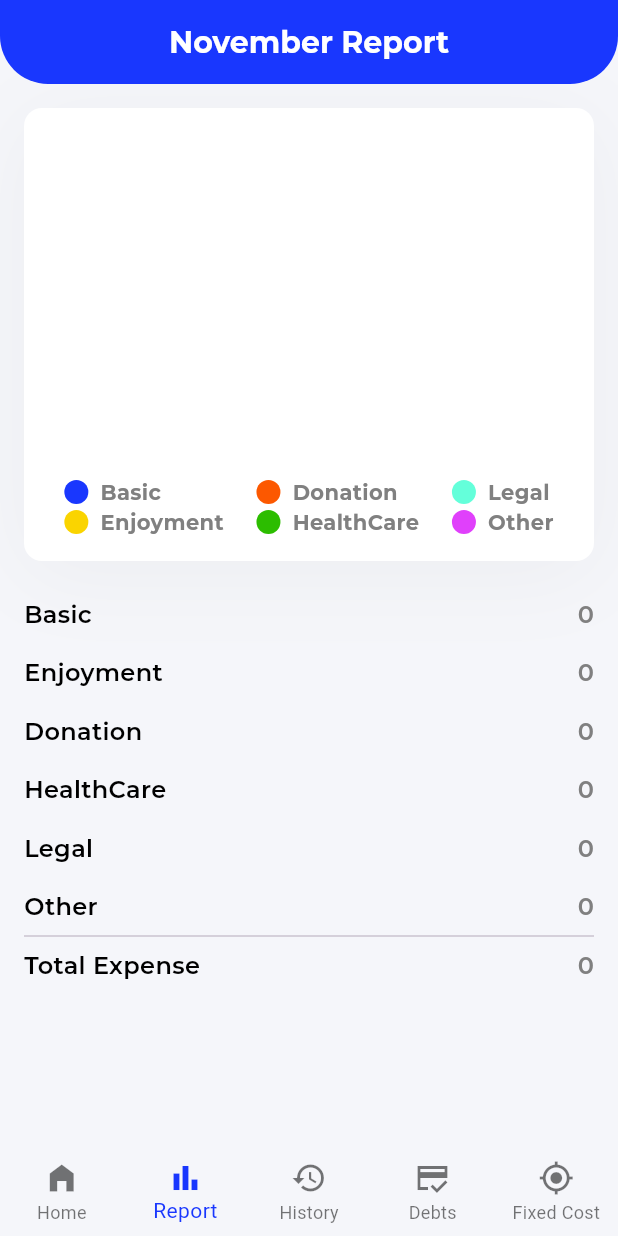
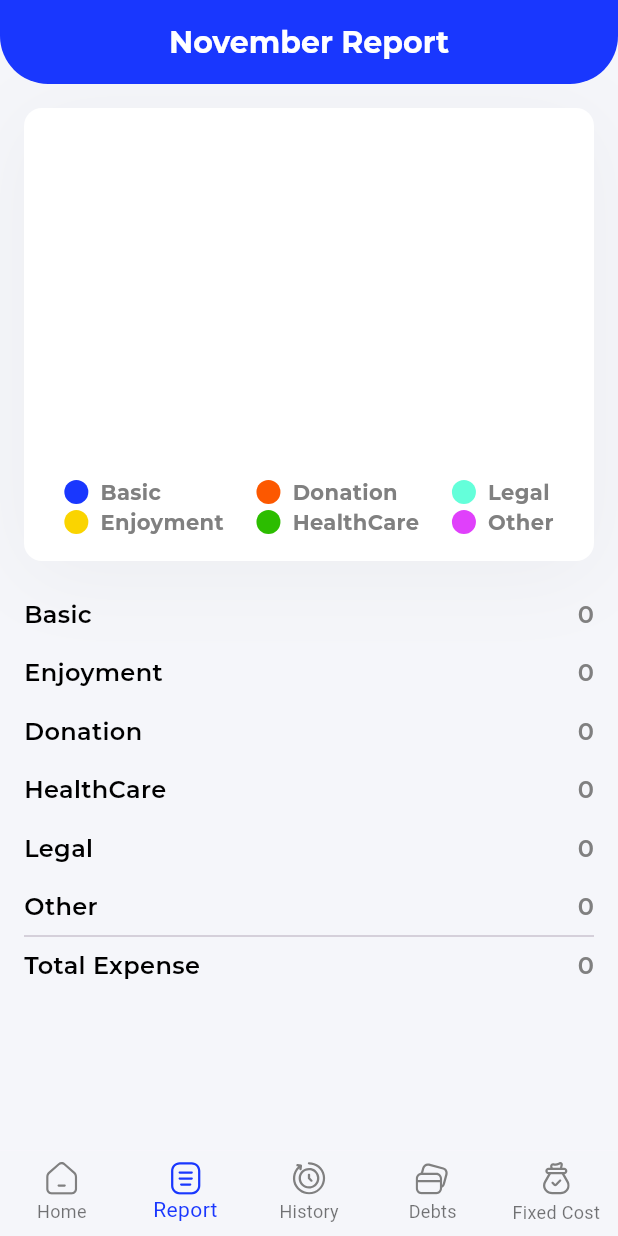
Before and after one commit to KafiulIslam/money_ger, a Flutter app: the DashboardScreen screen opened by its route, item 2 of the bottom bar chosen, on a phone screen of 412 x 824 dp. Run offline on Flutter 3.47's test engine with Material 3 defaults, Android fonts, the phone set to English and light mode, and no system bars; drawn by our look-alikes of fl_chart; our stand-ins replace appwrite, flutter_local_notifications, flutter_secure_storage, flutter_svg, go_router, google_fonts and 2 more; missing offline and left inert: currency_picker, flutter_mailer, store_redirect, workmanager; accounts and stored records are empty; network calls fail.

```diff
--- a/lib/views/dashboard/dashboard_screen.dart
+++ b/lib/views/dashboard/dashboard_screen.dart
@@ -1,4 +1,6 @@
 import 'package:flutter/material.dart';
+import 'package:flutter_svg/flutter_svg.dart';
+import 'package:money_ger/utils/assets_path.dart';
 import 'package:money_ger/views/dashboard/debitCredit/debit_credit_screen.dart';
 import 'package:money_ger/views/dashboard/fixedCost/fixed_cost_screen.dart';
 import 'package:money_ger/views/dashboard/history/history_screen.dart';
@@ -9,7 +11,7 @@ import 'home/home_screen.dart';
 
 late String userCurrency = '';
 
-Future<void> getUserCurrency () async {
+Future<void> getUserCurrency() async {
   userCurrency = await AppStorage.getCurrency() ?? '';
 }
 
@@ -48,25 +50,40 @@ class _DashboardScreenState extends State<DashboardScreen> {
     return Scaffold(
       body: _widgetOptions.elementAt(_selectedIndex),
       bottomNavigationBar: BottomNavigationBar(
-        items: const <BottomNavigationBarItem>[
+        items: <BottomNavigationBarItem>[
           BottomNavigationBarItem(
-            icon: Icon(Icons.home_filled),
+            icon: SvgPicture.asset(
+              homeIcon,
+              color: _selectedIndex == 0 ? primeColor : iconColor,
+            ),
             label: 'Home',
           ),
           BottomNavigationBarItem(
-            icon: Icon(Icons.bar_chart),
+            icon: SvgPicture.asset(
+              reportIcon,
+              color: _selectedIndex == 1 ? primeColor : iconColor,
+            ),
             label: 'Report',
           ),
           BottomNavigationBarItem(
-            icon: Icon(Icons.history),
+            icon: SvgPicture.asset(
+              historyIcon,
+              color: _selectedIndex == 2 ? primeColor : iconColor,
+            ),
             label: 'History',
           ),
           BottomNavigationBarItem(
-            icon: Icon(Icons.credit_score_sharp),
+            icon: SvgPicture.asset(
+              debtIcon,
+              color: _selectedIndex == 3 ? primeColor : iconColor,
+            ),
             label: 'Debts',
           ),
           BottomNavigationBarItem(
-            icon: Icon(Icons.gps_fixed),
+            icon: SvgPicture.asset(
+              fixedCostIcon,
+              color: _selectedIndex == 4 ? primeColor : iconColor,
+            ),
             label: 'Fixed Cost',
           ),
         ],
--- a/pubspec.yaml
+++ b/pubspec.yaml
@@ -52,7 +52,8 @@ dependencies:
   currency_picker: ^2.0.21
   go_router: ^14.2.7
   flutter_local_notifications: ^17.2.4
-#  workmanager: ^0.5.2
+  workmanager: ^0.5.2
+  flutter_svg: ^2.0.14
 #  android_alarm_manager_plus: ^3.0.4
 #  google_mobile_ads: ^5.1.0
 
@@ -89,6 +90,7 @@ flutter:
   # To add assets to your application, add an assets section, like this:
   assets:
     - assets/images/
+    - assets/svgs/
   #   - images/a_dot_ham.jpeg
 
   # An image asset can refer to one or more resolution-specific "variants", see
```
Also changed, not shown: lib/controllers/notification_services.dart (+7 -4 lines), lib/main.dart (+30 -7 lines), lib/utils/assets_path.dart (+6 -62 lines), lib/views/dashboard/fixedCost/widgets/fixed_cost_tile.dart (+1 -10 lines), assets/svgs/debit_credit.svg (added), assets/svgs/fixed_cost.svg (added), assets/svgs/history.svg (added), assets/svgs/home.svg (added), assets/svgs/report.svg (added), pubspec.lock.
